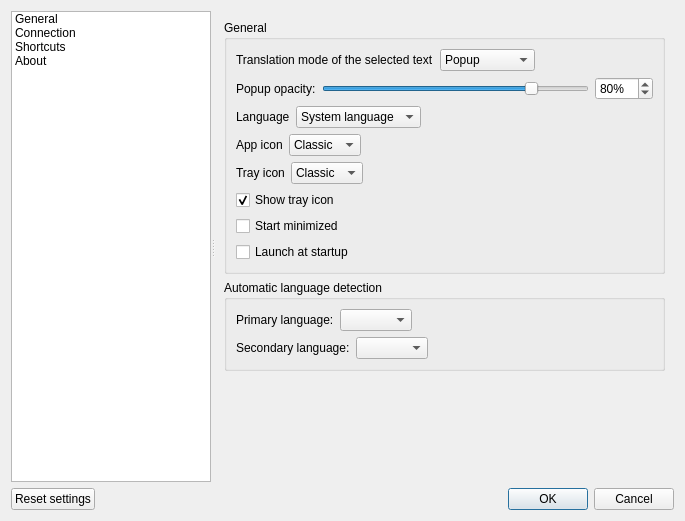
Before: the Qt Designer form src/settingsdialog.ui in crow-translate/crow-translate, drawn with Qt 5.
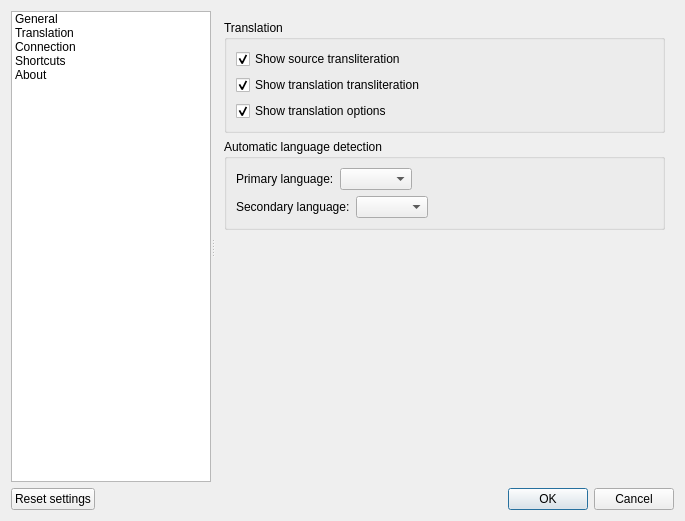
After: the same form once the commit is applied. The open tabs and pages were chosen to show the change. Icons and pictures are not drawn.

Commit message: Add translation options * Added the menu item "Translation" in the settings * Added ability to disable transliteration and translation options * Moved language detection options to the "Translation"

```diff
--- a/src/settingsdialog.ui
+++ b/src/settingsdialog.ui
@@ -59,6 +59,14 @@
          <normaloff>.</normaloff>.</iconset>
        </property>
       </item>
+      <item>
+       <property name="text">
+        <string>Translation</string>
+       </property>
+       <property name="icon">
+        <iconset theme="preferences-desktop-locale"/>
+       </property>
+      </item>
       <item>
        <property name="text">
         <string>Connection</string>
@@ -388,6 +396,62 @@
          </widget>
         </item>
         <item>
+         <spacer name="generalSpacer">
+          <property name="orientation">
+           <enum>Qt::Vertical</enum>
+          </property>
+          <property name="sizeHint" stdset="0">
+           <size>
+            <width>20</width>
+            <height>138</height>
+           </size>
+          </property>
+         </spacer>
+        </item>
+       </layout>
+      </widget>
+      <widget class="QWidget" name="translationPage">
+       <layout class="QVBoxLayout" name="verticalLayout_9">
+        <item>
+         <widget class="QGroupBox" name="translationGroupBox">
+          <property name="title">
+           <string>Translation</string>
+          </property>
+          <layout class="QVBoxLayout" name="verticalLayout_10">
+           <item>
+            <widget class="QCheckBox" name="sourceTransliterationCheckBox">
+             <property name="text">
+              <string>Show source transliteration</string>
+             </property>
+             <property name="checked">
+              <bool>true</bool>
+             </property>
+            </widget>
+           </item>
+           <item>
+            <widget class="QCheckBox" name="translationTransliterationCheckBox">
+             <property name="text">
+              <string>Show translation transliteration</string>
+             </property>
+             <property name="checked">
+              <bool>true</bool>
+             </property>
+            </widget>
+           </item>
+           <item>
+            <widget class="QCheckBox" name="translationOptionsCheckBox">
+             <property name="text">
+              <string>Show translation options</string>
+             </property>
+             <property name="checked">
+              <bool>true</bool>
+             </property>
+            </widget>
+           </item>
+          </layout>
+         </widget>
+        </item>
+        <item>
          <widget class="QGroupBox" name="languageDetectionGroupBox">
           <property name="title">
            <string>Automatic language detection</string>
@@ -451,14 +515,14 @@
          </widget>
         </item>
         <item>
-         <spacer name="generalSpacer">
+         <spacer name="translationSpacer">
           <property name="orientation">
            <enum>Qt::Vertical</enum>
           </property>
           <property name="sizeHint" stdset="0">
            <size>
             <width>20</width>
-            <height>138</height>
+            <height>182</height>
            </size>
           </property>
          </spacer>
```
The commit also changes 5 other files.
